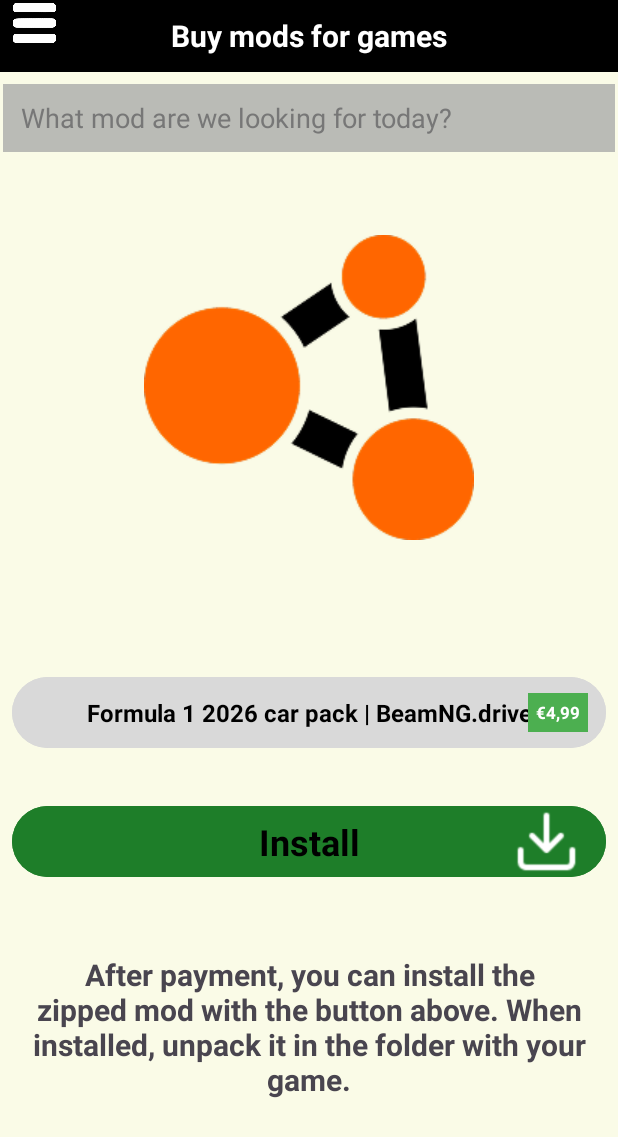
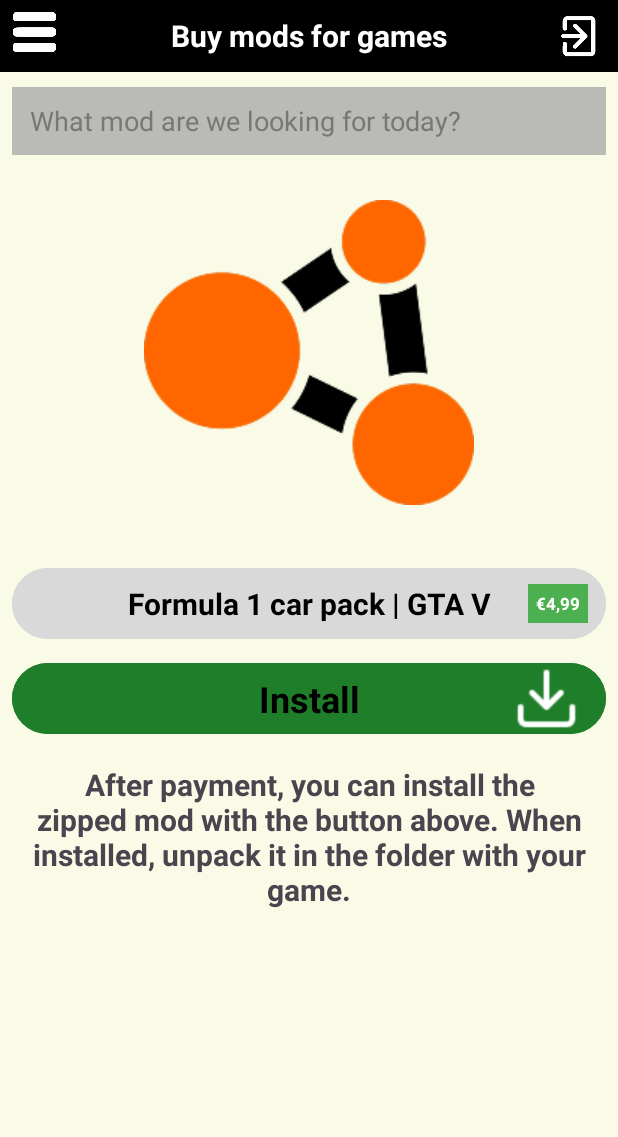
Before and after one commit to techsubject/Android-mod-app, an Android app: the screen it shows after launch (Thirdactivity), after a tap on an icon or button, on a phone screen of 412 x 824 dp. Shown: the top 1137 px of the screen. Run offline under Robolectric (Android 15) with nearby library versions, the phone set to English and light mode, and no system bars.

Commit message:
11-11-2026-Sami ruineerde het gooner

```diff
--- a/android-studio-dev/app/src/main/java/com/example/android_studio/MainActivity.kt
+++ b/android-studio-dev/app/src/main/java/com/example/android_studio/MainActivity.kt
@@ -1,3 +1,4 @@
+
 package com.example.android_studio
 
 import android.content.Intent
@@ -17,7 +18,7 @@ class MainActivity : AppCompatActivity() {
         enableEdgeToEdge()
         setContentView(R.layout.activity_main)
 
-        ViewCompat.setOnApplyWindowInsetsListener(findViewById(R.id.main)) { view, insets ->
+        ViewCompat.setOnApplyWindowInsetsListener(findViewById(R.id.mainLayout)) { view, insets ->
             val systemBars = insets.getInsets(WindowInsetsCompat.Type.systemBars())
             view.setPadding(
                 systemBars.left,
@@ -29,17 +30,17 @@ class MainActivity : AppCompatActivity() {
         }
 
         // GTA V mod
-        findViewById<Button>(R.id.bettercarsgtav).setOnClickListener {
+        findViewById<Button>(R.id.buttonGtaV).setOnClickListener {
             startActivity(Intent(this, SecondActivity::class.java))
         }
 
         // F1 car pack
-        findViewById<Button>(R.id.f1carpackbutton).setOnClickListener {
+        findViewById<Button>(R.id.buttonF1Pack).setOnClickListener {
             startActivity(Intent(this, Thirdactivity::class.java))
         }
 
         // Login button
-        findViewById<ImageView>(R.id.loginbutton).setOnClickListener {
+        findViewById<ImageView>(R.id.loginButton).setOnClickListener {
             startActivity(Intent(this, FourthActivity::class.java))
         }
     }
--- a/android-studio-dev/app/src/main/java/com/example/android_studio/SecondActivity.kt
+++ b/android-studio-dev/app/src/main/java/com/example/android_studio/SecondActivity.kt
@@ -20,7 +20,7 @@ class SecondActivity : AppCompatActivity() {
             v.setPadding(systemBars.left, systemBars.top, systemBars.right, systemBars.bottom)
             insets
         }
-        val button = findViewById<ImageView>(R.id.homebutton)
+        val button = findViewById<ImageView>(R.id.homeButton)
 
         button.setOnClickListener {
             val intent = Intent(this, MainActivity::class.java)
--- a/android-studio-dev/app/src/main/java/com/example/android_studio/Thirdactivity.kt
+++ b/android-studio-dev/app/src/main/java/com/example/android_studio/Thirdactivity.kt
@@ -18,7 +18,7 @@ class Thirdactivity : AppCompatActivity() {
             v.setPadding(systemBars.left, systemBars.top, systemBars.right, systemBars.bottom)
             insets
         }
-        val button4 = findViewById<ImageView>(R.id.homebutton)
+        val button4 = findViewById<ImageView>(R.id.homeButton)
 
         button4.setOnClickListener {
             val intent = Intent(this, MainActivity::class.java)
--- a/android-studio-dev/app/src/main/res/layout/activity_mainlogin.xml
+++ b/android-studio-dev/app/src/main/res/layout/activity_mainlogin.xml
@@ -1,4 +1,3 @@
-
 <?xml version="1.0" encoding="utf-8"?>
 <androidx.constraintlayout.widget.ConstraintLayout
     xmlns:android="http://schemas.android.com/apk/res/android"
--- a/android-studio-dev/app/src/main/res/layout/activity_thirdactivity.xml
+++ b/android-studio-dev/app/src/main/res/layout/activity_thirdactivity.xml
@@ -8,17 +8,16 @@
     android:layout_width="match_parent"
     android:layout_height="match_parent"
     android:background="#FAFBE7"
-    tools:context=".Thirdactivity">
+    tools:context=".SecondActivity">
 
     <!-- HEADER -->
 
     <TextView
-        android:id="@+id/mainbar"
+        android:id="@+id/headerTitle"
         android:layout_width="0dp"
         android:layout_height="48dp"
         android:background="@color/black"
         android:gravity="center"
-        android:inputType="text"
         android:text="Buy mods for games"
         android:textColor="@color/white"
         android:textSize="20sp"
@@ -28,30 +27,26 @@
         app:layout_constraintEnd_toEndOf="parent" />
 
     <ImageView
-        android:id="@+id/homebutton"
-        android:layout_width="30dp"
-        android:layout_height="30dp"
-        android:layout_marginStart="8dp"
-        android:contentDescription="@null"
+        android:id="@+id/loginButton"
+        android:layout_width="32dp"
+        android:layout_height="32dp"
+        android:layout_marginEnd="10dp"
+        android:contentDescription="Login"
+        android:clickable="true"
+        android:focusable="true"
         android:scaleType="centerInside"
-        app:layout_constraintStart_toStartOf="parent"
-        app:layout_constraintTop_toTopOf="@id/editTextText"
-        app:layout_constraintBottom_toBottomOf="@id/editTextText"
-        app:srcCompat="@drawable/_049_13551_removebg_preview" />
-
-    <!-- SEARCH -->
-
-    <!-- MOD IMAGE -->
-
-    <!-- MOD TITLE -->
+        app:srcCompat="@drawable/login_icon"
+        app:layout_constraintEnd_toEndOf="parent"
+        app:layout_constraintTop_toTopOf="@id/headerTitle"
+        app:layout_constraintBottom_toBottomOf="@id/headerTitle" />
 
     <EditText
-        android:id="@+id/textInputEditText"
+        android:id="@+id/searchEditText"
         android:layout_width="0dp"
         android:layout_height="45dp"
-        android:layout_marginStart="2dp"
-        android:layout_marginTop="8dp"
-        android:layout_marginEnd="2dp"
+        android:layout_marginStart="8dp"
+        android:layout_marginTop="10dp"
+        android:layout_marginEnd="8dp"
         android:background="@color/newsearch"
         android:hint="What mod are we looking for today?"
         android:inputType="text"
@@ -59,32 +54,61 @@
         android:paddingEnd="12dp"
         android:textColor="#000000"
         android:textColorHint="#777777"
+        app:layout_constraintTop_toBottomOf="@id/headerTitle"
+        app:layout_constraintStart_toStartOf="parent"
+        app:layout_constraintEnd_toEndOf="parent" />
+
+    <!-- MOD 1: GTA V -->
+
+    <ImageView
+        android:id="@+id/homeButton"
+        android:layout_width="30dp"
+        android:layout_height="0dp"
+        android:layout_marginStart="8dp"
+        android:layout_marginBottom="16dp"
+        android:clickable="true"
+        android:contentDescription="Home"
+        android:focusable="true"
+        android:scaleType="centerInside"
+        app:layout_constraintBottom_toTopOf="@+id/searchEditText"
+        app:layout_constraintStart_toStartOf="parent"
+        app:layout_constraintTop_toTopOf="parent"
+        app:layout_constraintVertical_bias="1.0"
+        app:srcCompat="@drawable/_049_13551_removebg_preview" />
+
+    <ImageView
+        android:id="@+id/imageView"
+        android:layout_width="0dp"
+        android:layout_height="263dp"
+        android:layout_marginStart="30dp"
+        android:layout_marginEnd="30dp"
+        android:contentDescription="@null"
+        android:scaleType="centerInside"
         app:layout_constraintEnd_toEndOf="parent"
-        app:layout_constraintHorizontal_bias="0.0"
+        app:layout_constraintHorizontal_bias="1.0"
         app:layout_constraintStart_toStartOf="parent"
-        app:layout_constraintTop_toBottomOf="@+id/mainbar" />
+        app:layout_constraintTop_toBottomOf="@+id/searchEditText"
+        app:srcCompat="@drawable/image11" />
 
     <Button
         android:id="@+id/button5"
         android:layout_width="0dp"
         android:layout_height="55dp"
         android:layout_marginStart="8dp"
-        android:layout_marginTop="36dp"
+        android:layout_marginTop="8dp"
         android:layout_marginEnd="8dp"
-        android:layout_marginBottom="8dp"
         android:backgroundTint="#D9D9D9"
         android:gravity="center"
         android:paddingStart="12dp"
         android:paddingEnd="12dp"
-        android:text="Formula 1 2026 car pack | BeamNG.drive"
+        android:text="Formula 1 car pack | GTA V"
         android:textAppearance="@style/TextAppearance.AppCompat.Display1"
         android:textColor="#000000"
-        android:textSize="16sp"
+        android:textSize="20sp"
         android:textStyle="bold"
-        app:layout_constraintBottom_toTopOf="@+id/button6"
         app:layout_constraintEnd_toEndOf="parent"
         app:layout_constraintStart_toStartOf="parent"
-        app:layout_constraintTop_toBottomOf="@+id/imageView7" />
+        app:layout_constraintTop_toBottomOf="@id/imageView" />
 
     <!-- PRICE -->
 
@@ -106,13 +130,12 @@
     <!-- INSTALL BUTTON -->
 
     <Button
-        android:id="@+id/button6"
+        android:id="@+id/downloadbutton"
         android:layout_width="0dp"
         android:layout_height="55dp"
         android:layout_marginStart="8dp"
         android:layout_marginTop="8dp"
         android:layout_marginEnd="8dp"
-        android:layout_marginBottom="16dp"
         android:backgroundTint="#1E7E29"
         android:gravity="center"
         android:paddingStart="12dp"
@@ -122,7 +145,6 @@
         android:textColor="#000000"
         android:textSize="24sp"
         android:textStyle="bold"
-        app:layout_constraintBottom_toTopOf="@+id/textView"
         app:layout_constraintEnd_toEndOf="parent"
         app:layout_constraintStart_toStartOf="parent"
         app:layout_constraintTop_toBottomOf="@id/button5" />
@@ -137,9 +159,9 @@
         android:contentDescription="@null"
         android:scaleType="centerInside"
         android:src="@drawable/download"
-        app:layout_constraintBottom_toBottomOf="@id/button6"
-        app:layout_constraintEnd_toEndOf="@id/button6"
-        app:layout_constraintTop_toTopOf="@id/button6" />
+        app:layout_constraintBottom_toBottomOf="@id/downloadbutton"
+        app:layout_constraintEnd_toEndOf="@id/downloadbutton"
+        app:layout_constraintTop_toTopOf="@id/downloadbutton" />
 
     <!-- INSTRUCTIONS -->
 
@@ -150,28 +172,12 @@
         android:layout_marginStart="16dp"
         android:layout_marginTop="16dp"
         android:layout_marginEnd="16dp"
-        android:layout_marginBottom="75dp"
         android:gravity="center"
         android:text="After payment, you can install the zipped mod with the button above. When installed, unpack it in the folder with your game."
         android:textSize="20sp"
         android:textStyle="bold"
-        app:layout_constraintBottom_toBottomOf="parent"
         app:layout_constraintEnd_toEndOf="parent"
         app:layout_constraintStart_toStartOf="parent"
-        app:layout_constraintTop_toBottomOf="@id/button6" />
-
-    <ImageView
-        android:id="@+id/imageView7"
-        android:layout_width="wrap_content"
-        android:layout_height="wrap_content"
-        android:layout_marginStart="95dp"
-        android:layout_marginTop="40dp"
-        android:layout_marginEnd="96dp"
-        android:layout_marginBottom="36dp"
-        app:layout_constraintBottom_toTopOf="@+id/button5"
-        app:layout_constraintEnd_toEndOf="parent"
-        app:layout_constraintStart_toStartOf="parent"
-        app:layout_constraintTop_toBottomOf="@+id/textInputEditText"
-        app:srcCompat="@drawable/image11" />
+        app:layout_constraintTop_toBottomOf="@id/downloadbutton" />
 
 </androidx.constraintlayout.widget.ConstraintLayout>
```
Also changed, not shown: android-studio-dev/app/src/main/java/com/example/android_studio/FourthActivity.kt (+7 -0 lines), android-studio-dev/app/src/main/res/layout/activity_main.xml (+95 -128 lines), android-studio-dev/app/src/main/res/layout/activity_main2.xml (+42 -32 lines), android-studio-dev/app/src/main/res/layout/activity_mainregister.xml (added, +183 -0 lines).
